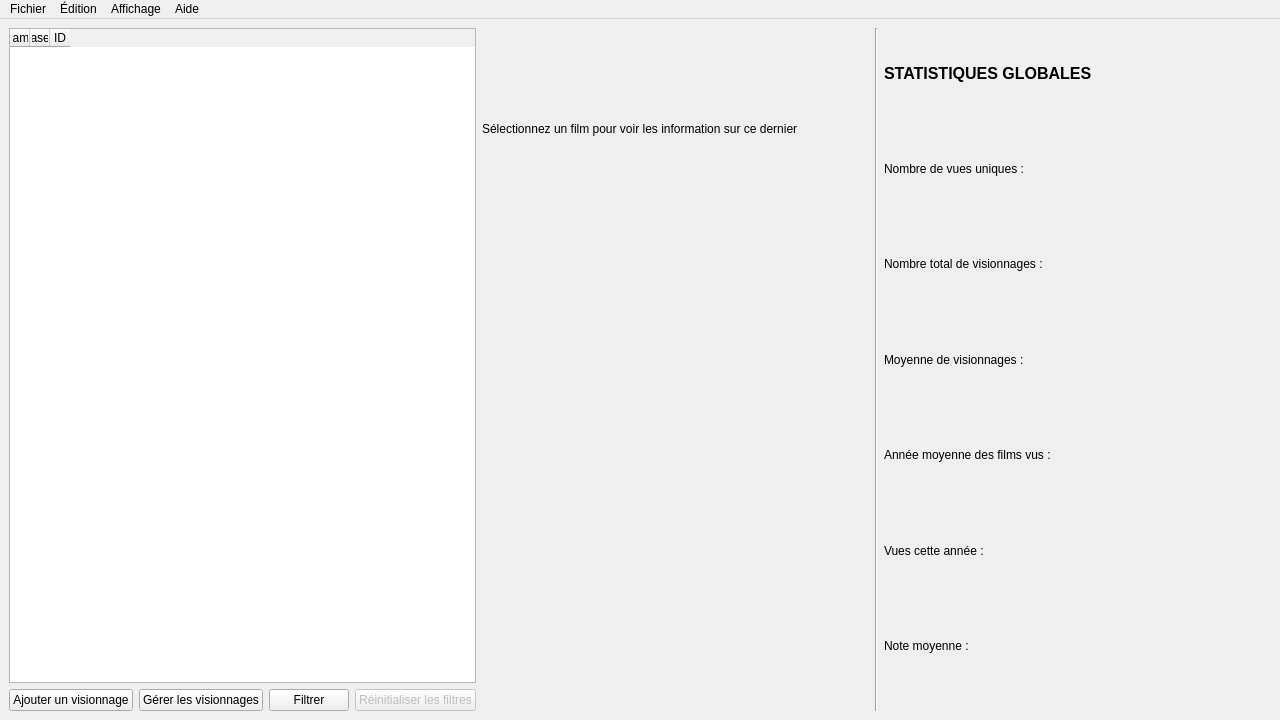
Old version of the form MainWindow.ui in the repository AmbreM71/MovieManager.
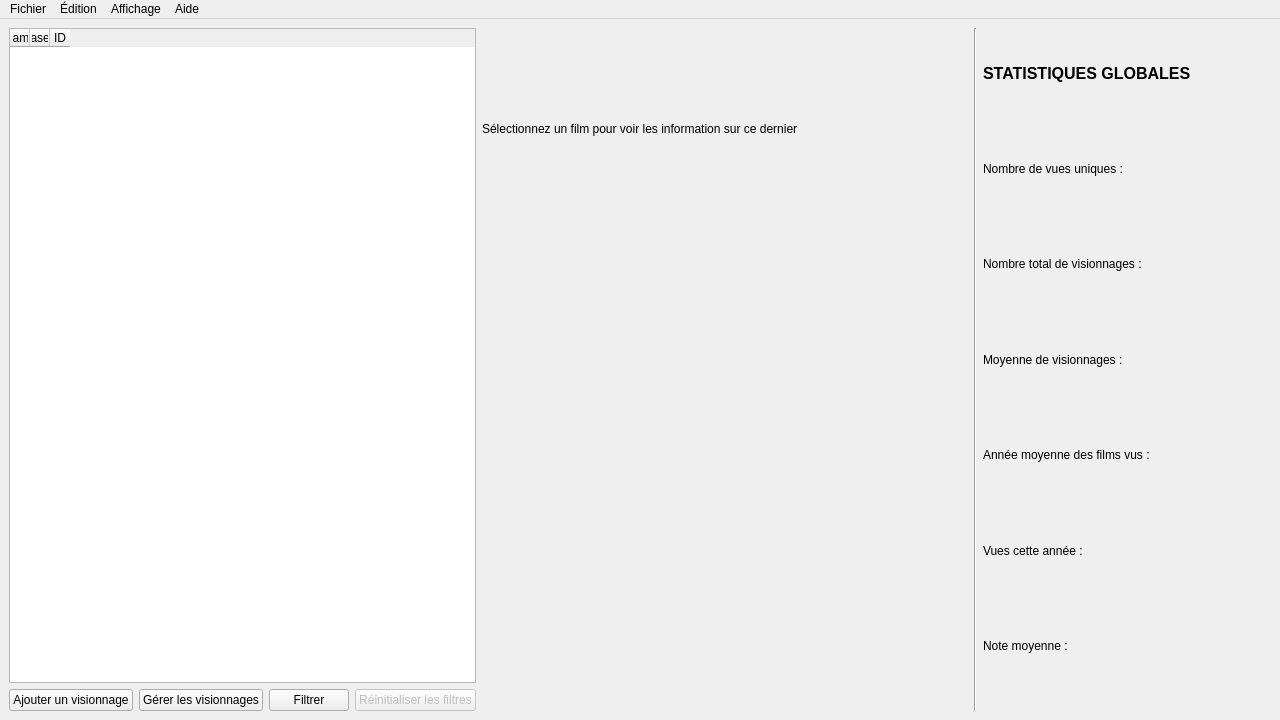
New version of the form.

Commit message: set tags settings in its constructor ; add clicked tag in a layout on top of movies list to be filtered ; Add copy constructor for Tag class

What changed in the file:
```diff
--- a/MainWindow.ui
+++ b/MainWindow.ui
@@ -23,7 +23,7 @@
    <enum>QTabWidget::Rounded</enum>
   </property>
   <widget class="QWidget" name="centralwidget">
-   <layout class="QGridLayout" name="gridLayout">
+   <layout class="QGridLayout" name="gridLayout" columnstretch="0,100,0,0">
     <item row="0" column="3">
      <layout class="QVBoxLayout" name="InfosLayout">
       <item>
```
Left out of the diff: 19 changed lines with no effect on the pictures. The commit also changes 6 other files.
